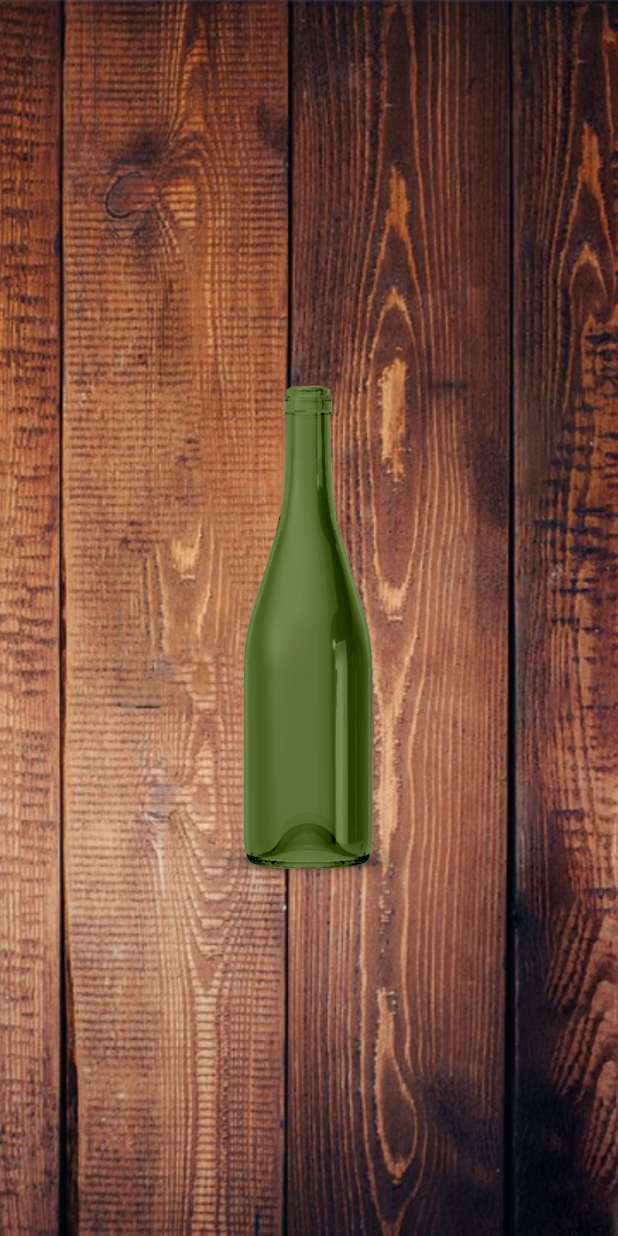
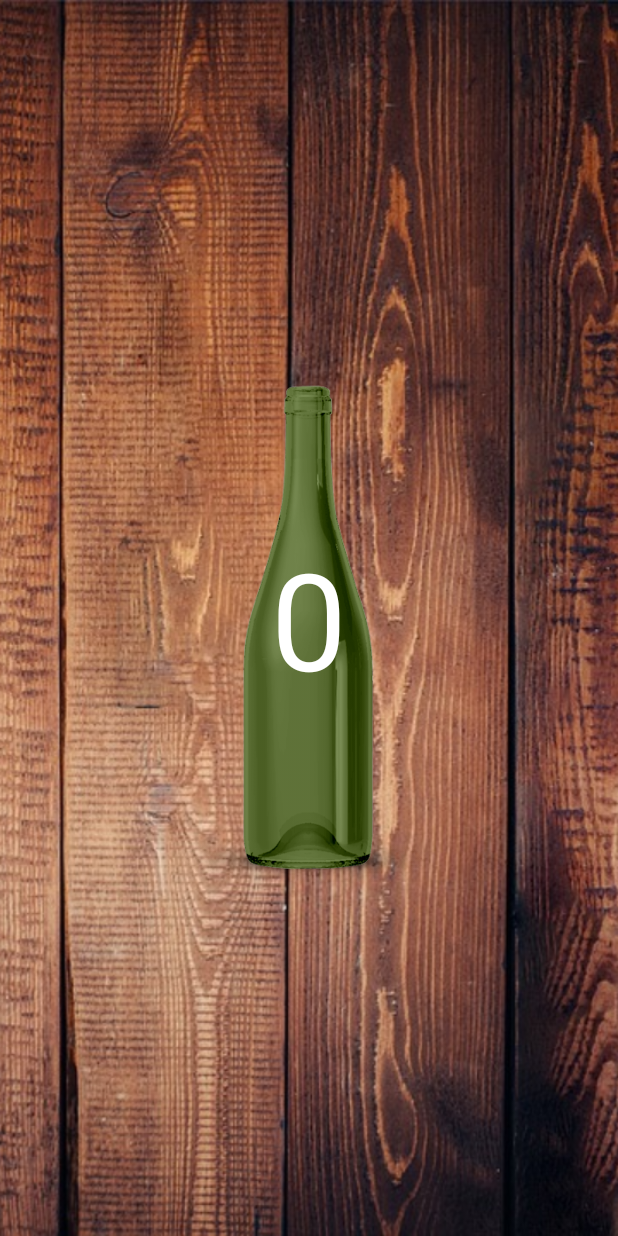
Before and after one commit to LauSofZamora/equipoUno, an Android app built with Jetpack Compose: the screen it shows after launch (HomeActivity), on a phone screen of 412 x 824 dp. Run offline under Robolectric (Android 15) with nearby library versions, the phone set to English and light mode, and no system bars; 3 statements that could not run were skipped.

Commit message:
Realización de criterio 5 de la HU.2.0

```diff
--- a/app/src/main/java/com/example/equipouno/MainActivity.kt
+++ b/app/src/main/java/com/example/equipouno/MainActivity.kt
@@ -21,7 +21,7 @@ class MainActivity : ComponentActivity() {
             EquipoUnoTheme {
                 Scaffold(modifier = Modifier.fillMaxSize()) { innerPadding ->
                     Greeting(
-                        name = "Android",
+                         name = "Android",
                         modifier = Modifier.padding(innerPadding)
                     )
                 }
--- a/app/src/main/java/com/example/equipouno/view/home/HomeActivity.kt
+++ b/app/src/main/java/com/example/equipouno/view/home/HomeActivity.kt
@@ -1,7 +1,11 @@
 package com.example.equipouno.view.home
 
 import android.os.Bundle
+import android.os.Handler
+import android.os.Looper
 import android.util.Log
+import android.widget.ImageView
+import android.widget.TextView
 import androidx.appcompat.app.AppCompatActivity
 import androidx.lifecycle.ViewModelProvider
 import com.example.equipouno.R
@@ -9,6 +13,9 @@ import com.example.equipouno.viewmodel.HomeViewModel
 
 class HomeActivity : AppCompatActivity() {
     private lateinit var viewModel: HomeViewModel
+    private lateinit var timerText: TextView
+    private lateinit var bottleImage: ImageView
+    private var timeLeft = 3 // Tiempo inicial del contador
 
     override fun onCreate(savedInstanceState: Bundle?) {
         super.onCreate(savedInstanceState)
@@ -18,6 +25,25 @@ class HomeActivity : AppCompatActivity() {
 
         viewModel = ViewModelProvider(this)[HomeViewModel::class.java]
 
-        // Aquí puedes observar los LiveData del ViewModel y actualizar la UI
+        // Conectar los elementos de la UI
+        timerText = findViewById(R.id.timerText)
+        bottleImage = findViewById(R.id.bottleImage)
+
+        // Iniciar el contador regresivo
+        startCountdown()
+    }
+
+    private fun startCountdown() {
+        val handler = Handler(Looper.getMainLooper())
+        val runnable = object : Runnable {
+            override fun run() {
+                if (timeLeft > 0) {
+                    timeLeft-- // Disminuir el contador
+                    timerText.text = timeLeft.toString() // Actualizar el texto del contador
+                    handler.postDelayed(this, 1000L) // Esperar 1 segundo antes de repetir
+                }
+            }
+        }
+        handler.post(runnable) // Iniciar el runnable
     }
 }
--- a/app/src/main/res/layout/activity_home.xml
+++ b/app/src/main/res/layout/activity_home.xml
@@ -19,13 +19,22 @@
             android:scaleType="centerCrop"/>
 
         <ImageView
-            android:id="@+id/bottleImageView"
+            android:id="@+id/bottleImage"
             android:layout_width="380dp"
             android:layout_height="380dp"
             android:layout_centerInParent="true"
             android:src="@drawable/bottle_image"
             android:contentDescription="@string/todo"/>
 
+        <TextView
+            android:id="@+id/timerText"
+            android:layout_width="wrap_content"
+            android:layout_height="wrap_content"
+            android:layout_centerInParent="true"
+            android:text="3"
+            android:textColor="@android:color/white"
+            android:textSize="90sp" />
+
         <!-- Aquí puedes agregar otros elementos de UI para tu home -->
 
     </RelativeLayout>
```
